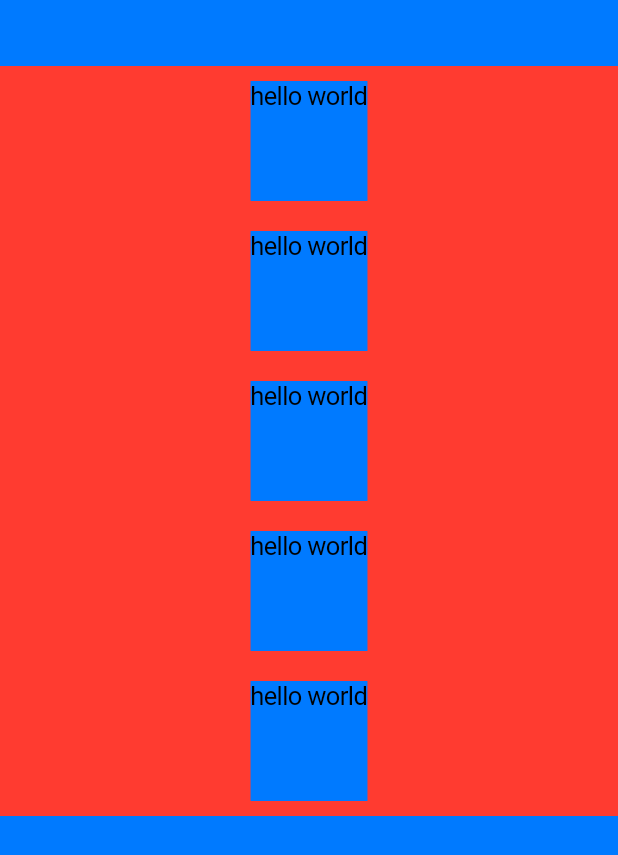
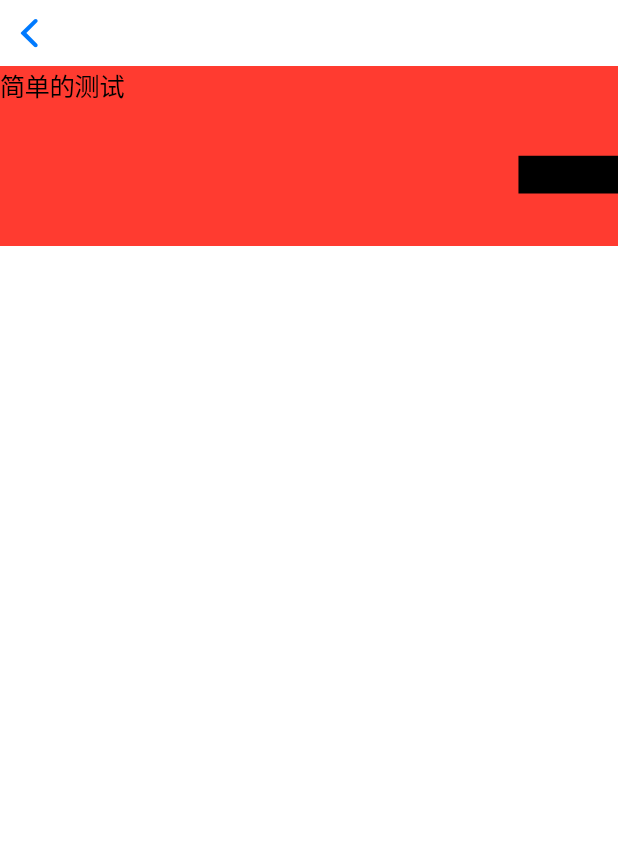
Before and after one commit to MaoHanqing/FlutterDemo, a Flutter app: the screen it shows after launch, after a tap on "Image", after a tap on "Text", on a phone screen of 412 x 824 dp. Shown: the top 855 px of the screen. Run offline on Flutter 3.47's test engine with Material 2 defaults, Android fonts, the phone set to English and light mode, and no system bars; network calls fail.

Commit message:
add text

```diff
--- a/lib/Section/components/image/index.dart
+++ b/lib/Section/components/image/index.dart
@@ -107,8 +107,9 @@ class ImageDemoItem extends StatelessWidget {
                   width: 160,
                 ),
                 Expanded(
+                  flex: 1,
                   child: Container(
-                    child: Text(text, textAlign: TextAlign.right),
+                    child: Text(text, textAlign: TextAlign.right,),
                     padding: EdgeInsets.only(right: 10),
                   ),
                 )
--- a/lib/Section/components/index.dart
+++ b/lib/Section/components/index.dart
@@ -13,7 +13,7 @@ class _ComponentListState extends State<ComponentList> {
   Widget build(BuildContext context) {
     return SafeArea(
       child: Container(
-        width: 600,
+          width: double.infinity,
           padding: EdgeInsets.all(10),
           child: Wrap(
             alignment: WrapAlignment.spaceAround,
@@ -23,7 +23,8 @@ class _ComponentListState extends State<ComponentList> {
               ComponentItemt(
                 "Navigation",
                 onTap: () {
-            Navigator.of(context, rootNavigator: true).push(CupertinoPageRoute(
+                  Navigator.of(context, rootNavigator: true)
+                      .push(CupertinoPageRoute(
                     builder: (BuildContext context) {
                       return NavigationPage();
                     },
@@ -33,7 +34,8 @@ class _ComponentListState extends State<ComponentList> {
               ComponentItemt(
                 "Image",
                 onTap: () {
-            Navigator.of(context, rootNavigator: true).push(CupertinoPageRoute(
+                  Navigator.of(context, rootNavigator: true)
+                      .push(CupertinoPageRoute(
                     builder: (BuildContext context) {
                       return ImageDemo();
                     },
@@ -43,7 +45,8 @@ class _ComponentListState extends State<ComponentList> {
               ComponentItemt(
                 "Text",
                 onTap: () {
-            Navigator.of(context, rootNavigator: true).push(CupertinoPageRoute(
+                  Navigator.of(context, rootNavigator: true)
+                      .push(CupertinoPageRoute(
                     builder: (BuildContext context) {
                       return TextDemo();
                     },
@@ -67,7 +70,24 @@ class ComponentItemt extends StatelessWidget {
       height: 150,
       color: CupertinoColors.activeBlue,
       child: GestureDetector(
+        child: Container(
+          alignment: Alignment.center,
+          width: double.infinity,
+          height: 150,
+          child: Column(
+            mainAxisAlignment: MainAxisAlignment.center,
+            children: <Widget>[
+              Container(
                 child: Text(title),
+              ),
+              Icon(
+                CupertinoIcons.video_camera_solid,
+                size: 30,
+                color: CupertinoColors.destructiveRed,
+              )
+            ],
+          ),
+        ),
         onTap: () {
           onTap();
         },
--- a/lib/Section/components/navigator/navigator.dart
+++ b/lib/Section/components/navigator/navigator.dart
@@ -1,5 +1,4 @@
 import 'package:flutter/cupertino.dart';
-import 'package:flutter/services.dart';
 class Navigation extends StatefulWidget {
   @override
   _NavigationState createState() => _NavigationState();
--- a/lib/Section/components/text/index.dart
+++ b/lib/Section/components/text/index.dart
@@ -6,18 +6,24 @@ class TextDemo extends StatefulWidget {
 }
 
 class _TextDemoState extends State<TextDemo> {
-  List items = [1, 2, 3, 4, 5];
+  //  Paint pg = Paint();
+  //创建text样式，边框，对齐方式，等
+
+  List<Text> items = [Text("简单的测试"),
+  Text("测试多行",textAlign: TextAlign.right,style: TextStyle(
+    background: Paint()
+  ),),];
 
   @override
   Widget build(BuildContext context) {
     return CupertinoPageScaffold(
       navigationBar: CupertinoNavigationBar(),
-      backgroundColor: CupertinoColors.activeBlue,
+      // backgroundColor: CupertinoColors.activeBlue,
       child: SafeArea(
         child: ListView.builder(
           itemCount: items.length,
           itemBuilder: (context, i) {
-            return TextItem();
+            return TextItem(items[i]);
           },
         ),
       ),
@@ -26,27 +32,15 @@ class _TextDemoState extends State<TextDemo> {
 }
 
 class TextItem extends StatelessWidget {
+  const TextItem(this.text);
+  final Text text;
   @override
   Widget build(BuildContext context) {
     return Container(
-        padding: EdgeInsets.only(top: 10, bottom: 10),
-        height: 100,
-        color: CupertinoColors.destructiveRed,
-        child: Column(
-          children: <Widget>[
-
-            Expanded(
-              child: Container(
-                color: CupertinoColors.activeBlue,
-                child: Text(
-                "hello world",
-                style: TextStyle(
-                  // color: CupertinoColors.destructiveRed,
-                ),
-              ),
-              )
-            ),
-          ],
-        ));
+      width: 200,
+      height: 60,
+      color: CupertinoColors.destructiveRed,
+      child: this.text
+    );
   }
 }
```
Also changed, not shown: 1 other file. Lines whose indentation alone changed are shown as unchanged.
